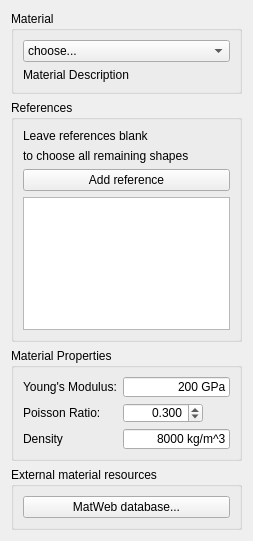
Qt form src/Mod/Fem/TaskPanelMechanicalMaterial.ui (berndhahnebach/All_FreeCAD) before a commit.
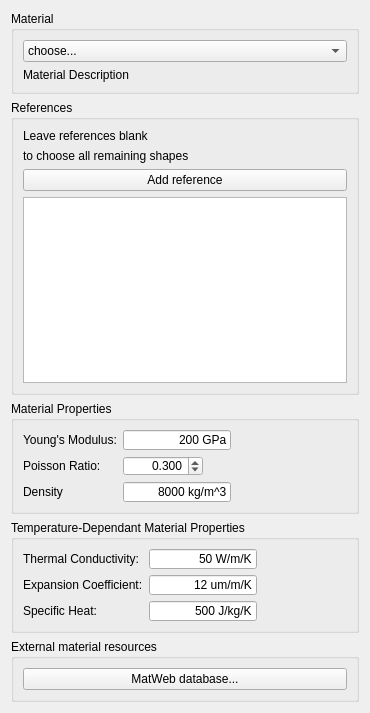
The same form after that commit. Custom widgets are drawn as their Qt base class.

Commit message: FEM: task panel mechanical material: add thermomech related changes

Patch:
```diff
--- a/src/Mod/Fem/TaskPanelMechanicalMaterial.ui
+++ b/src/Mod/Fem/TaskPanelMechanicalMaterial.ui
@@ -6,8 +6,8 @@
    <rect>
     <x>0</x>
     <y>0</y>
-    <width>253</width>
-    <height>541</height>
+    <width>370</width>
+    <height>713</height>
    </rect>
   </property>
   <property name="windowTitle">
@@ -232,6 +232,160 @@
      </layout>
     </widget>
    </item>
+   <item>
+    <widget class="QGroupBox" name="GroupQuantities_5">
+     <property name="maximumSize">
+      <size>
+       <width>16777215</width>
+       <height>1677215</height>
+      </size>
+     </property>
+     <property name="title">
+      <string>Temperature-Dependant Material Properties</string>
+     </property>
+     <layout class="QVBoxLayout" name="verticalLayout_8">
+      <item>
+       <layout class="QFormLayout" name="formLayout_3">
+        <property name="fieldGrowthPolicy">
+         <enum>QFormLayout::AllNonFixedFieldsGrow</enum>
+        </property>
+        <item row="0" column="0">
+         <widget class="QLabel" name="label_12">
+          <property name="text">
+           <string>Thermal Conductivity:</string>
+          </property>
+         </widget>
+        </item>
+        <item row="1" column="0">
+         <widget class="QLabel" name="label_13">
+          <property name="text">
+           <string>Expansion Coefficient:</string>
+          </property>
+         </widget>
+        </item>
+        <item row="1" column="1">
+         <widget class="Gui::InputField" name="input_fd_expansion_coefficient">
+          <property name="sizePolicy">
+           <sizepolicy hsizetype="Fixed" vsizetype="Fixed">
+            <horstretch>0</horstretch>
+            <verstretch>0</verstretch>
+           </sizepolicy>
+          </property>
+          <property name="minimumSize">
+           <size>
+            <width>80</width>
+            <height>20</height>
+           </size>
+          </property>
+          <property name="text">
+           <string>12 um/m/K</string>
+          </property>
+          <property name="alignment">
+           <set>Qt::AlignRight|Qt::AlignTrailing|Qt::AlignVCenter</set>
+          </property>
+          <property name="singleStep" stdset="0">
+           <double>2.000000000000000</double>
+          </property>
+          <property name="maximum" stdset="0">
+           <double>2000000000.000000000000000</double>
+          </property>
+          <property name="unit" stdset="0">
+           <string notr="true">m/m/K</string>
+          </property>
+          <property name="decimals" stdset="0">
+           <number>3</number>
+          </property>
+          <property name="value" stdset="0">
+           <double>0.000000000000000</double>
+          </property>
+         </widget>
+        </item>
+        <item row="2" column="0">
+         <widget class="QLabel" name="label_14">
+          <property name="text">
+           <string>Specific Heat:</string>
+          </property>
+         </widget>
+        </item>
+        <item row="2" column="1">
+         <widget class="Gui::InputField" name="input_fd_specific_heat">
+          <property name="sizePolicy">
+           <sizepolicy hsizetype="Fixed" vsizetype="Fixed">
+            <horstretch>0</horstretch>
+            <verstretch>0</verstretch>
+           </sizepolicy>
+          </property>
+          <property name="minimumSize">
+           <size>
+            <width>80</width>
+            <height>20</height>
+           </size>
+          </property>
+          <property name="text">
+           <string>500 J/kg/K</string>
+          </property>
+          <property name="alignment">
+           <set>Qt::AlignRight|Qt::AlignTrailing|Qt::AlignVCenter</set>
+          </property>
+          <property name="singleStep" stdset="0">
+           <double>2.000000000000000</double>
+          </property>
+          <property name="maximum" stdset="0">
+           <double>2050000000.000000000000000</double>
+          </property>
+          <property name="unit" stdset="0">
+           <string notr="true">J/kg/K</string>
+          </property>
+          <property name="decimals" stdset="0">
+           <number>3</number>
+          </property>
+          <property name="value" stdset="0">
+           <double>0.000000000000000</double>
+          </property>
+         </widget>
+        </item>
+        <item row="0" column="1">
+         <widget class="Gui::InputField" name="input_fd_thermal_conductivity">
+          <property name="sizePolicy">
+           <sizepolicy hsizetype="Fixed" vsizetype="Fixed">
+            <horstretch>0</horstretch>
+            <verstretch>0</verstretch>
+           </sizepolicy>
+          </property>
+          <property name="minimumSize">
+           <size>
+            <width>80</width>
+            <height>20</height>
+           </size>
+          </property>
+          <property name="text">
+           <string>50 W/m/K</string>
+          </property>
+          <property name="alignment">
+           <set>Qt::AlignRight|Qt::AlignTrailing|Qt::AlignVCenter</set>
+          </property>
+          <property name="singleStep" stdset="0">
+           <double>2.000000000000000</double>
+          </property>
+          <property name="maximum" stdset="0">
+           <double>2000000000.000000000000000</double>
+          </property>
+          <property name="unit" stdset="0">
+           <string notr="true">W/m/K</string>
+          </property>
+          <property name="decimals" stdset="0">
+           <number>3</number>
+          </property>
+          <property name="value" stdset="0">
+           <double>0.000000000000000</double>
+          </property>
+         </widget>
+        </item>
+       </layout>
+      </item>
+     </layout>
+    </widget>
+   </item>
    <item>
     <widget class="QGroupBox" name="GroupQuantities_3">
      <property name="maximumSize">
```
Left out of the diff: 4 changed lines with no effect on the pictures. The commit also changes 1 other file.
